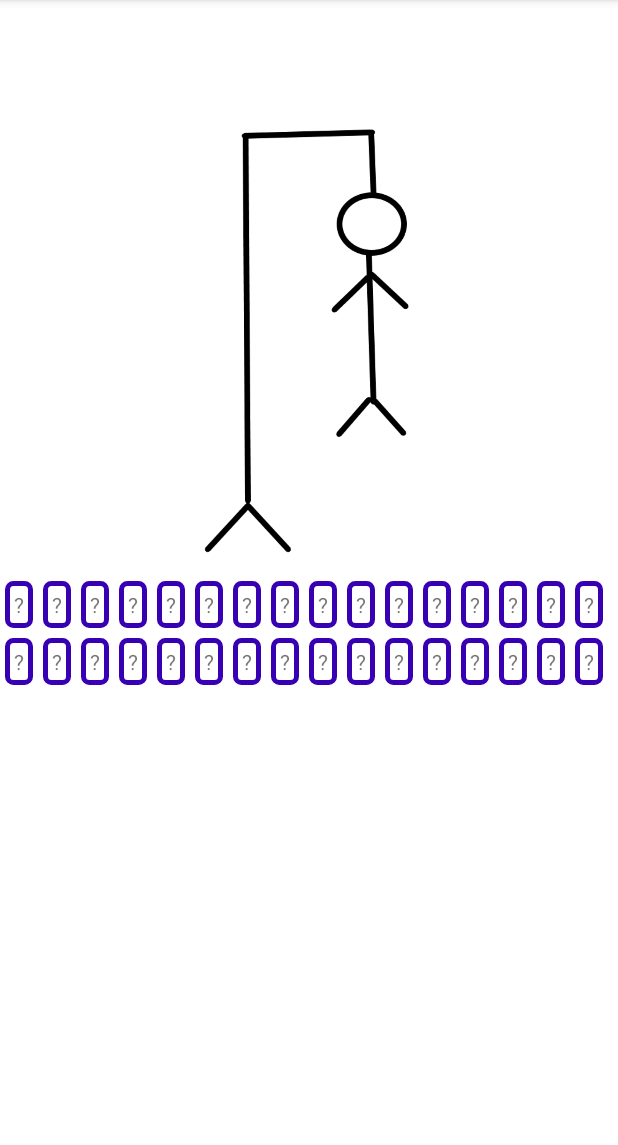
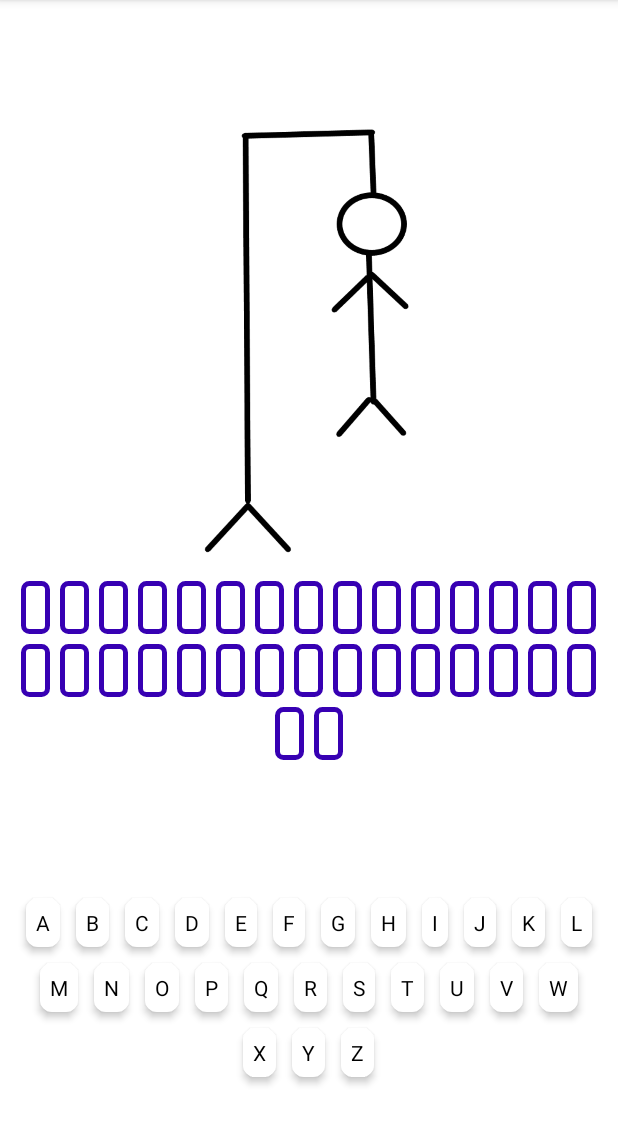
Before and after one commit to Masioki/Langu, an Android app: the screen it shows after launch (HangmanActivity), on a phone screen of 412 x 824 dp, the part 84-1229 px from its top. Run offline under Robolectric (Android 15) with nearby library versions, the phone set to English and light mode, and no system bars; our stand-ins replace FlexboxLayout, Room's generated code.

Commit message:
basic layout

```diff
--- a/app/src/main/java/pwr/mobilne/langu/MainActivity.kt
+++ b/app/src/main/java/pwr/mobilne/langu/MainActivity.kt
@@ -11,17 +11,19 @@ import pwr.mobilne.langu.databinding.ActivityMainBinding
 class MainActivity : AppCompatActivity() {
     private lateinit var binding: ActivityMainBinding
     private lateinit var uvm: UcWord
+
+
     override fun onCreate(savedInstanceState: Bundle?) {
         super.onCreate(savedInstanceState)
         binding = ActivityMainBinding.inflate(layoutInflater)
         val view = binding.root
         setContentView(view)
-        val germanWord = WordEntity(1,"konstantynopolitanczykowianeczka","aaa",1,1)
+        val germanWord = WordEntity(1, "konstantynopolitanczykowianeczka", "aaa", 1, 1)
 
         val int = Intent(this, HangmanActivity::class.java)
         int.putExtra("word", germanWord)
         startActivity(int)
         println("on create started")
-        //uvm.addWord(germanWord) - tu jest bug
+        // uvm.addWord(germanWord)
     }
 }
--- a/app/src/main/java/pwr/mobilne/langu/activities/game/hangman/HangmanInputFragment.kt
+++ b/app/src/main/java/pwr/mobilne/langu/activities/game/hangman/HangmanInputFragment.kt
@@ -38,12 +38,14 @@ class HangmanInputFragment() : Fragment() {
             val key = layoutInflater.inflate(R.layout.hangman_input_key, keyboardLayout, false)
             key.setOnClickListener {
                 play(letter)
-                key.setBackgroundColor(resources.getColor(R.color.purple_700))
+                key.background = resources.getDrawable(R.drawable.hangman_key_background_inactive)
             }
+            key.findViewById<TextView>(R.id.hangmanKey).text = letter.toString()
             keyboardLayout.addView(key)
         }
         for (i in 1..word.german.length) {
-            val container = layoutInflater.inflate(R.layout.hangman_input_letter, lettersLayout, false)
+            val container =
+                layoutInflater.inflate(R.layout.hangman_input_letter, lettersLayout, false)
             lettersLayout.addView(container)
             letterContainers.add(container)
         }
@@ -56,7 +58,8 @@ class HangmanInputFragment() : Fragment() {
     override fun onSaveInstanceState(outState: Bundle) {
         super.onSaveInstanceState(outState)
         outState.putSerializable("word", word)
-
+        outState.putSerializable("containers", letterContainers.toTypedArray())
+        outState.putSerializable("guessed", guessedLetters.toTypedArray())
     }
 
     private fun indexOf(letter: Char): Int {
@@ -66,11 +69,18 @@ class HangmanInputFragment() : Fragment() {
     }
 
     private fun update() {
-        for (l in guessedLetters) {
-            val index = indexOf(l)
-            if (index >= 0)
-                letterContainers[index].findViewById<TextView>(R.id.hangmanLetter).text = l.toString()
+        for (i in word.german.toCharArray().indices) {
+            if (guessedLetters.contains(word.german.uppercase()[i])) {
+                letterContainers[i].findViewById<TextView>(R.id.hangmanLetter).text =
+                    word.german.uppercase()[i].toString()
+            }
         }
+//        for (l in guessedLetters) {
+//            val index = indexOf(l)
+//            if (index >= 0)
+//                letterContainers[index].findViewById<TextView>(R.id.hangmanLetter).text =
+//                    l.toString()
+//        }
     }
 
     private fun play(letter: Char) {
--- a/app/src/main/java/pwr/mobilne/langu/data/Converters.kt
+++ b/app/src/main/java/pwr/mobilne/langu/data/Converters.kt
@@ -1,11 +1,9 @@
 package pwr.mobilne.langu.data
 
-import androidx.room.TypeConverter
+class Converters {
+    /* @TypeConverter
+     fun toCategory(value: Int) = enumValues<nt>()[value]
 
-class Converters {
-   /* @TypeConverter
-    fun toCategory(value: Int) = enumValues<nt>()[value]
-
-    @TypeConverter
-    fun fromCategory(value: Category) = value.ordinal*/
+     @TypeConverter
+     fun fromCategory(value: Category) = value.ordinal*/
 }
--- a/app/src/main/java/pwr/mobilne/langu/data/WordEntity.kt
+++ b/app/src/main/java/pwr/mobilne/langu/data/WordEntity.kt
@@ -1,7 +1,7 @@
 package pwr.mobilne.langu.data
+
 import androidx.room.Entity
 import androidx.room.PrimaryKey
-import androidx.room.TypeConverters
 import java.io.Serializable
 
 @Entity(tableName = "words")
--- /dev/null
+++ b/app/src/main/res/drawable/hangman_key_background_active.xml
@@ -0,0 +1,17 @@
+<?xml version="1.0" encoding="utf-8"?>
+<shape xmlns:android="http://schemas.android.com/apk/res/android">
+
+    <solid
+            android:color="@color/white"/>
+    <padding
+            android:left="1dp"
+            android:top="1dp"
+            android:right="1dp"
+            android:bottom="1dp" />
+
+    <corners
+            android:bottomRightRadius="8dp"
+            android:bottomLeftRadius="8dp"
+            android:topLeftRadius="8dp"
+            android:topRightRadius="8dp" />
+</shape>
--- /dev/null
+++ b/app/src/main/res/drawable/hangman_key_background_inactive.xml
@@ -0,0 +1,17 @@
+<?xml version="1.0" encoding="utf-8"?>
+<shape xmlns:android="http://schemas.android.com/apk/res/android">
+
+    <solid
+            android:color="#22000000"/>
+    <padding
+            android:left="1dp"
+            android:top="1dp"
+            android:right="1dp"
+            android:bottom="1dp" />
+
+    <corners
+            android:bottomRightRadius="8dp"
+            android:bottomLeftRadius="8dp"
+            android:topLeftRadius="8dp"
+            android:topRightRadius="8dp" />
+</shape>
--- a/app/src/main/res/layout/fragment_hangman_input.xml
+++ b/app/src/main/res/layout/fragment_hangman_input.xml
@@ -4,6 +4,7 @@
         xmlns:app="http://schemas.android.com/apk/res-auto"
         android:layout_width="match_parent"
         android:layout_height="match_parent"
+        android:layout_gravity="fill_vertical"
         android:orientation="vertical"
         tools:context=".activities.game.hangman.HangmanInputFragment">
 
@@ -14,9 +15,10 @@
             android:animateLayoutChanges="true"
             android:layout_width="match_parent"
             android:layout_gravity="center_horizontal"
-            app:alignContent="center"
-            app:justifyContent="space_evenly"
-            android:layout_height="wrap_content">
+
+            app:justifyContent="center"
+            android:layout_height="wrap_content"
+            android:layout_weight="2">
 
     </com.google.android.flexbox.FlexboxLayout>
 
@@ -27,9 +29,11 @@
             android:animateLayoutChanges="true"
             android:layout_gravity="center_horizontal"
             app:alignContent="center"
-            app:justifyContent="space_evenly"
+            app:justifyContent="center"
             android:layout_width="match_parent"
-            android:layout_height="wrap_content">
+            android:layout_height="wrap_content"
+            android:padding="5dp"
+            android:layout_weight="1">
 
     </com.google.android.flexbox.FlexboxLayout>
 </LinearLayout>
--- a/app/src/main/res/layout/hangman_input_key.xml
+++ b/app/src/main/res/layout/hangman_input_key.xml
@@ -1,6 +1,17 @@
 <?xml version="1.0" encoding="utf-8"?>
-<androidx.constraintlayout.widget.ConstraintLayout xmlns:android="http://schemas.android.com/apk/res/android"
-        android:layout_width="match_parent"
-        android:layout_height="match_parent">
+<LinearLayout xmlns:android="http://schemas.android.com/apk/res/android"
+        android:layout_width="wrap_content"
+        android:layout_height="wrap_content"
+        android:elevation="3dp"
+        android:background="@drawable/hangman_key_background_active"
+        android:layout_margin="5dp">
 
-</androidx.constraintlayout.widget.ConstraintLayout>
+    <TextView
+            android:text="B"
+            android:textColor="@color/black"
+            android:layout_width="0dp"
+            android:layout_height="wrap_content"
+            android:padding="6dp"
+            android:id="@+id/hangmanKey"
+            android:layout_weight="1" />
+</LinearLayout>
--- a/app/src/main/res/layout/hangman_input_letter.xml
+++ b/app/src/main/res/layout/hangman_input_letter.xml
@@ -3,12 +3,12 @@
         android:background="@drawable/hangman_latter_background"
         android:layout_width="wrap_content"
         android:layout_height="wrap_content"
-        android:padding="6dp"
+        android:padding="8dp"
         android:layout_margin="3dp"
         android:gravity="center_horizontal">
 
     <TextView
-            android:text="?"
+            android:text=" "
             android:layout_width="wrap_content"
             android:layout_height="wrap_content"
             android:id="@+id/hangmanLetter"
```
Also changed, not shown: app/src/main/java/pwr/mobilne/langu/activities/game/hangman/HangmanActivity.kt (+8 -2 lines), app/src/main/java/pwr/mobilne/langu/data/UcWord.kt (+4 -4 lines), app/src/main/java/pwr/mobilne/langu/data/WordDao.kt (+8 -3 lines), app/src/main/java/pwr/mobilne/langu/data/WordDatabase.kt (+4 -4 lines), app/src/main/java/pwr/mobilne/langu/data/WordRepository.kt (+4 -4 lines).
